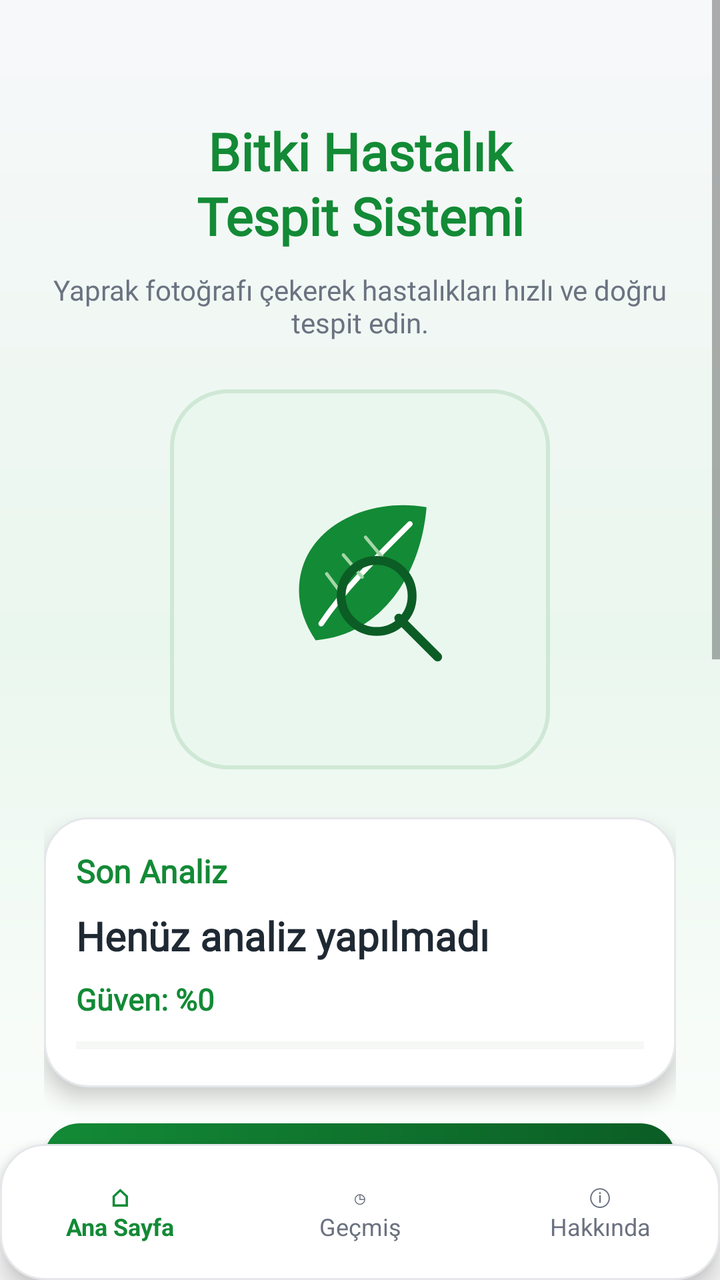
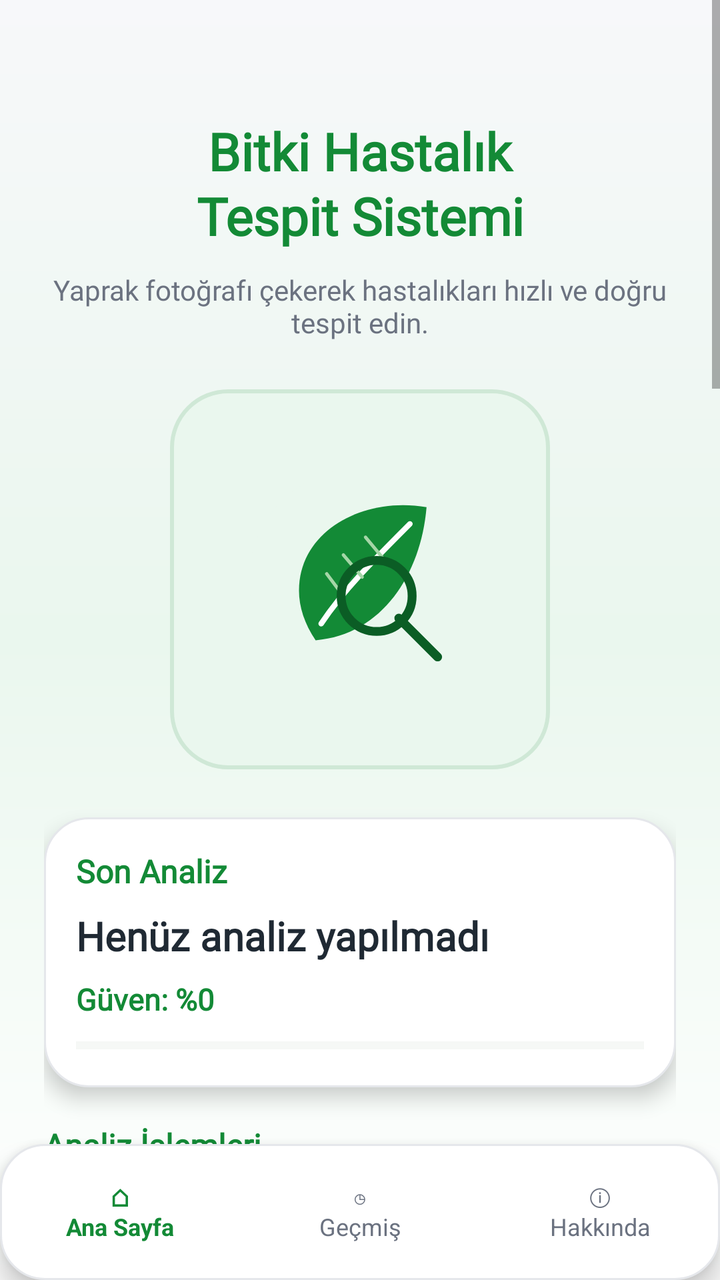

Screens rendered from an Android XML layout before and after an edit, with the pre-edit source and the edit as a unified diff.
<!-- AndroidManifest.xml: application theme AppTheme -->
<!-- res/layout/activity_main.xml -->
<?xml version="1.0" encoding="utf-8"?>
<LinearLayout xmlns:android="http://schemas.android.com/apk/res/android"
    android:layout_width="match_parent"
    android:layout_height="match_parent"
    android:orientation="vertical"
    android:background="@drawable/bg_app_gradient">

    <ScrollView
        android:layout_width="match_parent"
        android:layout_height="0dp"
        android:layout_weight="1"
        android:fillViewport="true">

        <LinearLayout
            android:layout_width="match_parent"
            android:layout_height="wrap_content"
            android:orientation="vertical"
            android:padding="22dp"
            android:gravity="center_horizontal">

            
            <TextView
                android:id="@+id/titleText"
                android:layout_width="match_parent"
                android:layout_height="wrap_content"
                android:text="Bitki Hastalık\nTespit Sistemi"
                android:textColor="#138A36"
                android:textSize="26sp"
                android:textStyle="bold"
                android:fontFamily="@font/opensans_bold"
                android:gravity="center"
                android:lineSpacingExtra="2dp"
                android:layout_marginTop="36dp" />

            <TextView
                android:id="@+id/subtitleText"
                android:layout_width="match_parent"
                android:layout_height="wrap_content"
                android:text="Yaprak fotoğrafı çekerek hastalıkları hızlı ve doğru tespit edin."
                android:textColor="#6B7280"
                android:textSize="14sp"
                android:fontFamily="@font/opensans_regular"
                android:gravity="center"
                android:layout_marginTop="10dp"
                android:layout_marginBottom="24dp" />

            
            <FrameLayout
                android:layout_width="190dp"
                android:layout_height="190dp"
                android:layout_marginBottom="24dp"
                android:background="@drawable/bg_image_box"
                android:padding="16dp">

                <ImageView
                    android:id="@+id/mPhotoImageView"
                    android:layout_width="match_parent"
                    android:layout_height="match_parent"
                    android:src="@drawable/ic_leaf_scan"
                    android:scaleType="centerInside"
                    android:adjustViewBounds="true"
                    android:background="@android:color/transparent"
                    android:padding="18dp" />

            </FrameLayout>

            
            <LinearLayout
                android:id="@+id/resultCard"
                android:layout_width="match_parent"
                android:layout_height="wrap_content"
                android:orientation="vertical"
                android:background="@drawable/bg_card_white"
                android:elevation="6dp"
                android:padding="16dp"
                android:layout_marginBottom="18dp">

                <TextView
                    android:layout_width="match_parent"
                    android:layout_height="wrap_content"
                    android:text="Son Analiz"
                    android:textColor="#138A36"
                    android:textSize="16sp"
                    android:textStyle="bold"
                    android:fontFamily="@font/opensans_bold" />

                <TextView
                    android:id="@+id/mResultTextView"
                    android:layout_width="match_parent"
                    android:layout_height="wrap_content"
                    android:text="Henüz analiz yapılmadı"
                    android:textColor="#1F2933"
                    android:textSize="20sp"
                    android:textStyle="bold"
                    android:fontFamily="@font/opensans_bold"
                    android:layout_marginTop="8dp" />

                <TextView
                    android:id="@+id/mResultTextView_2"
                    android:layout_width="match_parent"
                    android:layout_height="wrap_content"
                    android:text="Güven: %0"
                    android:textColor="#138A36"
                    android:textSize="15sp"
                    android:textStyle="bold"
                    android:fontFamily="@font/opensans_bold"
                    android:layout_marginTop="8dp" />

                <ProgressBar
                    android:id="@+id/confidenceBar"
                    style="?android:attr/progressBarStyleHorizontal"
                    android:layout_width="match_parent"
                    android:layout_height="10dp"
                    android:layout_marginTop="8dp"
                    android:max="100"
                    android:progress="0"
                    android:progressTint="#138A36"
                    android:progressBackgroundTint="#DDE5DD" />

                <ProgressBar
                    android:id="@+id/loadingBar"
                    android:layout_width="32dp"
                    android:layout_height="32dp"
                    android:layout_gravity="center_horizontal"
                    android:layout_marginTop="12dp"
                    android:visibility="gone" />

                <TextView
                    android:id="@+id/loadingText"
                    android:layout_width="match_parent"
                    android:layout_height="wrap_content"
                    android:text="Analiz ediliyor..."
                    android:textColor="#FF9800"
                    android:textSize="13sp"
                    android:fontFamily="@font/opensans_regular"
                    android:gravity="center"
                    android:layout_marginTop="6dp"
                    android:visibility="gone" />

                <TextView
                    android:id="@+id/warningText"
                    android:layout_width="match_parent"
                    android:layout_height="wrap_content"
                    android:text="⚠️ Yaprak algılanamadı. Lütfen net bir yaprak fotoğrafı seçin."
                    android:textColor="#C62828"
                    android:textSize="13sp"
                    android:textStyle="bold"
                    android:fontFamily="@font/opensans_bold"
                    android:layout_marginTop="8dp"
                    android:visibility="gone" />

            </LinearLayout>

            
            <Button
                android:id="@+id/mCameraButton"
                android:layout_width="match_parent"
                android:layout_height="54dp"
                android:text=" Fotoğraf Çek ve Analiz Et"
                android:textAllCaps="false"
                android:textColor="#FFFFFF"
                android:textSize="15sp"
                android:textStyle="bold"
                android:fontFamily="@font/opensans_bold"
                android:background="@drawable/bg_button_green"
                android:layout_marginBottom="12dp" />

            
            <Button
                android:id="@+id/mGalleryButton"
                android:layout_width="match_parent"
                android:layout_height="54dp"
                android:text=" Galeriden Seç ve Analiz Et"
                android:textAllCaps="false"
                android:textColor="#138A36"
                android:textSize="15sp"
                android:textStyle="bold"
                android:fontFamily="@font/opensans_bold"
                android:background="@drawable/bg_button_outline"
                android:layout_marginBottom="12dp" />

            
            <Button
                android:id="@+id/disease_info"
                android:layout_width="match_parent"
                android:layout_height="54dp"
                android:text="Hastalık Detaylarını Göster"
                android:textAllCaps="false"
                android:textColor="#138A36"
                android:textSize="15sp"
                android:textStyle="bold"
                android:fontFamily="@font/opensans_bold"
                android:background="@drawable/bg_button_outline"
                android:layout_marginBottom="12dp" />

            
            <Button
                android:id="@+id/historyButton"
                android:layout_width="match_parent"
                android:layout_height="54dp"
                android:text="Geçmiş Analizler"
                android:textAllCaps="false"
                android:textColor="#138A36"
                android:textSize="15sp"
                android:textStyle="bold"
                android:fontFamily="@font/opensans_bold"
                android:background="@drawable/bg_button_outline"
                android:layout_marginBottom="20dp" />

            
            <LinearLayout
                android:layout_width="match_parent"
                android:layout_height="wrap_content"
                android:orientation="vertical"
                android:background="@drawable/bg_card_green_light"
                android:elevation="3dp"
                android:padding="14dp"
                android:layout_marginBottom="24dp">

                <TextView
                    android:layout_width="match_parent"
                    android:layout_height="wrap_content"
                    android:text=" İpucu"
                    android:textColor="#138A36"
                    android:textSize="16sp"
                    android:textStyle="bold"
                    android:fontFamily="@font/opensans_bold" />

                <TextView
                    android:layout_width="match_parent"
                    android:layout_height="wrap_content"
                    android:text="Daha doğru sonuç için yaprağı yakın, net ve iyi ışık alan bir ortamda çek."
                    android:textColor="#365A3A"
                    android:textSize="13sp"
                    android:fontFamily="@font/opensans_regular"
                    android:layout_marginTop="6dp" />

            </LinearLayout>
            <Space
                android:layout_width="match_parent"
                android:layout_height="24dp" />

        </LinearLayout>
    </ScrollView>

    
    <LinearLayout
        android:id="@+id/bottomNav"
        android:layout_width="match_parent"
        android:layout_height="68dp"
        android:orientation="horizontal"
        android:gravity="center"
        android:background="@drawable/bg_card_white"
        android:elevation="8dp">

        <TextView
            android:id="@+id/navHome"
            android:layout_width="0dp"
            android:layout_height="match_parent"
            android:layout_weight="1"
            android:text="⌂\nAna Sayfa"
            android:textColor="#138A36"
            android:textSize="12sp"
            android:textStyle="bold"
            android:gravity="center" />

        <TextView
            android:id="@+id/navHistory"
            android:layout_width="0dp"
            android:layout_height="match_parent"
            android:layout_weight="1"
            android:text="◷\nGeçmiş"
            android:textColor="#6B7280"
            android:textSize="12sp"
            android:gravity="center" />

        <TextView
            android:id="@+id/navAbout"
            android:layout_width="0dp"
            android:layout_height="match_parent"
            android:layout_weight="1"
            android:text="ⓘ\nHakkında"
            android:textColor="#6B7280"
            android:textSize="12sp"
            android:gravity="center" />

    </LinearLayout>

</LinearLayout>
<!-- resources referenced by this layout -->
<resources>
  <!-- drawable bg_app_gradient (drawable) -->
  <?xml version="1.0" encoding="utf-8"?>
  <shape xmlns:android="http://schemas.android.com/apk/res/android">
      <gradient
          android:startColor="#F7F8FA"
          android:centerColor="#EAF7EE"
          android:endColor="#FFFFFF"
          android:angle="270" />
  </shape>
  <!-- drawable bg_button_green (drawable) -->
  <?xml version="1.0" encoding="utf-8"?>
  <shape xmlns:android="http://schemas.android.com/apk/res/android">
      <gradient
          android:startColor="#138A36"
          android:endColor="#0B5D25"
          android:angle="0" />
  
      <corners android:radius="18dp" />
  
      <padding
          android:left="12dp"
          android:right="12dp"
          android:top="8dp"
          android:bottom="8dp" />
  </shape>
  <!-- drawable bg_button_outline (drawable) -->
  <?xml version="1.0" encoding="utf-8"?>
  <shape xmlns:android="http://schemas.android.com/apk/res/android">
      <solid android:color="#FFFFFF" />
  
      <corners android:radius="18dp" />
  
      <stroke
          android:width="1dp"
          android:color="#138A36" />
  
      <padding
          android:left="12dp"
          android:right="12dp"
          android:top="8dp"
          android:bottom="8dp" />
  </shape>
  <!-- drawable bg_card_green_light (drawable) -->
  <?xml version="1.0" encoding="utf-8"?>
  <shape xmlns:android="http://schemas.android.com/apk/res/android">
      <solid android:color="#EAF7EE" />
  
      <corners android:radius="20dp" />
  
      <stroke
          android:width="1dp"
          android:color="#CFE8D6" />
  </shape>
  <!-- drawable bg_card_white (drawable) -->
  <?xml version="1.0" encoding="utf-8"?>
  <shape xmlns:android="http://schemas.android.com/apk/res/android">
      <solid android:color="#FFFFFF" />
  
      <corners android:radius="22dp" />
  
      <stroke
          android:width="1dp"
          android:color="#E5E7EB" />
  </shape>
  <!-- drawable bg_image_box (drawable) -->
  <?xml version="1.0" encoding="utf-8"?>
  <shape xmlns:android="http://schemas.android.com/apk/res/android">
      <solid android:color="#EAF7EE" />
  
      <corners android:radius="28dp" />
  
      <stroke
          android:width="2dp"
          android:color="#CFE8D6" />
  </shape>
  <!-- drawable ic_leaf_scan (drawable) -->
  <vector xmlns:android="http://schemas.android.com/apk/res/android"
      android:width="220dp"
      android:height="220dp"
      android:viewportWidth="220"
      android:viewportHeight="220">
  
      <path
          android:fillColor="#EAF7EE"
          android:pathData="M110,10a100,100 0,1 0,0.1 0z" />
  
      <path
          android:fillColor="#138A36"
          android:pathData="M55,120 C55,65 115,35 170,45 C165,105 130,160 70,165 C60,150 55,135 55,120 Z" />
  
      <path
          android:strokeColor="#FFFFFF"
          android:strokeWidth="5"
          android:strokeLineCap="round"
          android:fillColor="@android:color/transparent"
          android:pathData="M75,150 C95,120 120,95 155,60" />
  
      <path
          android:strokeColor="#A5D6A7"
          android:strokeWidth="3"
          android:strokeLineCap="round"
          android:fillColor="@android:color/transparent"
          android:pathData="M95,125 L80,105 M112,108 L95,88 M130,90 L115,72" />
  
      <path
          android:strokeColor="#0B5D25"
          android:strokeWidth="8"
          android:strokeLineCap="round"
          android:fillColor="@android:color/transparent"
          android:pathData="M145,145 L180,180" />
  
      <path
          android:strokeColor="#0B5D25"
          android:strokeWidth="8"
          android:fillColor="@android:color/transparent"
          android:pathData="M125,125 m-32,0 a32,32 0,1 0,64 0 a32,32 0,1 0,-64 0" />
  </vector>
  <style name="AppTheme" parent="Theme.AppCompat.Light.NoActionBar">
          
          <item name="colorPrimary">@color/colorPrimary</item>
          <item name="colorPrimaryDark">@color/colorPrimaryDark</item>
          <item name="colorAccent">@color/colorAccent</item>
      </style>
  <color name="colorPrimary">#008577</color>
  <color name="colorPrimaryDark">#00574B</color>
  <color name="colorAccent">#00e676</color>
</resources>

<!-- the commit's change to res/layout/activity_main.xml (unified diff, before → after) -->
@@ -141,7 +141,7 @@
                     android:id="@+id/warningText"
                     android:layout_width="match_parent"
                     android:layout_height="wrap_content"
-                    android:text="⚠️ Yaprak algılanamadı. Lütfen net bir yaprak fotoğrafı seçin."
+                    android:text="Yaprak algılanamadı. Lütfen net bir yaprak fotoğrafı seçin."
                     android:textColor="#C62828"
                     android:textSize="13sp"
                     android:textStyle="bold"
@@ -152,60 +152,231 @@
             </LinearLayout>
 
             
-            <Button
-                android:id="@+id/mCameraButton"
-                android:layout_width="match_parent"
-                android:layout_height="54dp"
-                android:text=" Fotoğraf Çek ve Analiz Et"
-                android:textAllCaps="false"
-                android:textColor="#FFFFFF"
-                android:textSize="15sp"
+            <TextView
+                android:layout_width="match_parent"
+                android:layout_height="wrap_content"
+                android:text="Analiz İşlemleri"
+                android:textColor="#138A36"
+                android:textSize="16sp"
                 android:textStyle="bold"
                 android:fontFamily="@font/opensans_bold"
-                android:background="@drawable/bg_button_green"
-                android:layout_marginBottom="12dp" />
-
-            
-            <Button
-                android:id="@+id/mGalleryButton"
-                android:layout_width="match_parent"
-                android:layout_height="54dp"
-                android:text=" Galeriden Seç ve Analiz Et"
-                android:textAllCaps="false"
+                android:layout_marginBottom="8dp" />
+
+            <LinearLayout
+                android:layout_width="match_parent"
+                android:layout_height="wrap_content"
+                android:orientation="vertical"
+                android:background="@drawable/bg_card_white"
+                android:elevation="3dp"
+                android:padding="14dp"
+                android:layout_marginBottom="18dp">
+
+                <Button
+                    android:id="@+id/mCameraButton"
+                    android:layout_width="match_parent"
+                    android:layout_height="54dp"
+                    android:text="Fotoğraf Çek ve Analiz Et"
+                    android:textAllCaps="false"
+                    android:textColor="#FFFFFF"
+                    android:textSize="15sp"
+                    android:textStyle="bold"
+                    android:fontFamily="@font/opensans_bold"
+                    android:background="@drawable/bg_button_green" />
+
+                <Button
+                    android:id="@+id/mGalleryButton"
+                    android:layout_width="match_parent"
+                    android:layout_height="54dp"
+                    android:text="Galeriden Seç ve Analiz Et"
+                    android:textAllCaps="false"
+                    android:textColor="#FFFFFF"
+                    android:textSize="15sp"
+                    android:textStyle="bold"
+                    android:fontFamily="@font/opensans_bold"
+                    android:background="@drawable/bg_button_green"
+                    android:layout_marginTop="12dp" />
+
+            </LinearLayout>
+
+            
+            <TextView
+                android:layout_width="match_parent"
+                android:layout_height="wrap_content"
+                android:text="Sonuç İşlemleri"
                 android:textColor="#138A36"
-                android:textSize="15sp"
+                android:textSize="16sp"
                 android:textStyle="bold"
                 android:fontFamily="@font/opensans_bold"
-                android:background="@drawable/bg_button_outline"
-                android:layout_marginBottom="12dp" />
-
-            
-            <Button
-                android:id="@+id/disease_info"
-                android:layout_width="match_parent"
-                android:layout_height="54dp"
-                android:text="Hastalık Detaylarını Göster"
-                android:textAllCaps="false"
+                android:layout_marginBottom="8dp" />
+
+            <LinearLayout
+                android:layout_width="match_parent"
+                android:layout_height="wrap_content"
+                android:orientation="vertical"
+                android:background="@drawable/bg_card_white"
+                android:elevation="3dp"
+                android:padding="14dp"
+                android:layout_marginBottom="18dp">
+
+                <Button
+                    android:id="@+id/disease_info"
+                    android:layout_width="match_parent"
+                    android:layout_height="52dp"
+                    android:text="Hastalık Detaylarını Göster"
+                    android:textAllCaps="false"
+                    android:textColor="#FFFFFF"
+                    android:textSize="15sp"
+                    android:textStyle="bold"
+                    android:fontFamily="@font/opensans_bold"
+                    android:background="@drawable/bg_button_green" />
+
+                <Button
+                    android:id="@+id/treatmentPlanButton"
+                    android:layout_width="match_parent"
+                    android:layout_height="52dp"
+                    android:layout_marginTop="12dp"
+                    android:background="@drawable/bg_button_green"
+                    android:text="Tedavi / Bakım Planı"
+                    android:textAllCaps="false"
+                    android:textColor="#FFFFFF"
+                    android:textSize="15sp"
+                    android:textStyle="bold"
+                    android:fontFamily="@font/opensans_bold" />
+
+                <Button
+                    android:id="@+id/productButton"
+                    android:layout_width="match_parent"
+                    android:layout_height="52dp"
+                    android:layout_marginTop="12dp"
+                    android:background="@drawable/bg_button_green"
+                    android:text="Ürün Önerilerini Göster"
+                    android:textAllCaps="false"
+                    android:textColor="#FFFFFF"
+                    android:textSize="15sp"
+                    android:textStyle="bold"
+                    android:fontFamily="@font/opensans_bold" />
+
+                <Button
+                    android:id="@+id/pdfReportButton"
+                    android:layout_width="match_parent"
+                    android:layout_height="52dp"
+                    android:layout_marginTop="12dp"
+                    android:background="@drawable/bg_button_green"
+                    android:text="PDF / Rapor Oluştur"
+                    android:textAllCaps="false"
+                    android:textColor="#FFFFFF"
+                    android:textSize="15sp"
+                    android:textStyle="bold"
+                    android:fontFamily="@font/opensans_bold" />
+
+            </LinearLayout>
+
+            
+            <TextView
+                android:layout_width="match_parent"
+                android:layout_height="wrap_content"
+                android:text="Takip İşlemleri"
                 android:textColor="#138A36"
-                android:textSize="15sp"
+                android:textSize="16sp"
                 android:textStyle="bold"
                 android:fontFamily="@font/opensans_bold"
-                android:background="@drawable/bg_button_outline"
-                android:layout_marginBottom="12dp" />
-
-            
-            <Button
-                android:id="@+id/historyButton"
-                android:layout_width="match_parent"
-                android:layout_height="54dp"
-                android:text="Geçmiş Analizler"
-                android:textAllCaps="false"
+                android:layout_marginBottom="8dp" />
+
+            <LinearLayout
+                android:layout_width="match_parent"
+                android:layout_height="wrap_content"
+                android:orientation="vertical"
+                android:background="@drawable/bg_card_white"
+                android:elevation="3dp"
+                android:padding="14dp"
+                android:layout_marginBottom="18dp">
+
+                <Button
+                    android:id="@+id/historyButton"
+                    android:layout_width="match_parent"
+                    android:layout_height="52dp"
+                    android:text="Geçmiş Analizler"
+                    android:textAllCaps="false"
+                    android:textColor="#FFFFFF"
+                    android:textSize="15sp"
+                    android:textStyle="bold"
+                    android:fontFamily="@font/opensans_bold"
+                    android:background="@drawable/bg_button_green" />
+
+                <Button
+                    android:id="@+id/myOrdersButton"
+                    android:layout_width="match_parent"
+                    android:layout_height="52dp"
+                    android:layout_marginTop="12dp"
+                    android:background="@drawable/bg_button_green"
+                    android:text="Sipariş Durumum"
+                    android:textAllCaps="false"
+                    android:textColor="#FFFFFF"
+                    android:textSize="15sp"
+                    android:textStyle="bold"
+                    android:fontFamily="@font/opensans_bold" />
+
+                <Button
+                    android:id="@+id/addDiseaseRecordButton"
+                    android:layout_width="match_parent"
+                    android:layout_height="52dp"
+                    android:layout_marginTop="12dp"
+                    android:background="@drawable/bg_button_green"
+                    android:text="Bölgesel Kayıt Oluştur"
+                    android:textAllCaps="false"
+                    android:textColor="#FFFFFF"
+                    android:textSize="15sp"
+                    android:textStyle="bold"
+                    android:fontFamily="@font/opensans_bold" />
+
+                <Button
+                    android:id="@+id/diseaseMapButton"
+                    android:layout_width="match_parent"
+                    android:layout_height="52dp"
+                    android:layout_marginTop="12dp"
+                    android:background="@drawable/bg_button_green"
+                    android:text="Hastalık Haritası / Bölgesel Kayıtlar"
+                    android:textAllCaps="false"
+                    android:textColor="#FFFFFF"
+                    android:textSize="15sp"
+                    android:textStyle="bold"
+                    android:fontFamily="@font/opensans_bold" />
+
+            </LinearLayout>
+
+            
+            <TextView
+                android:layout_width="match_parent"
+                android:layout_height="wrap_content"
+                android:text="Satıcılar"
                 android:textColor="#138A36"
-                android:textSize="15sp"
+                android:textSize="16sp"
                 android:textStyle="bold"
                 android:fontFamily="@font/opensans_bold"
-                android:background="@drawable/bg_button_outline"
-                android:layout_marginBottom="20dp" />
+                android:layout_marginBottom="8dp" />
+
+            <LinearLayout
+                android:layout_width="match_parent"
+                android:layout_height="wrap_content"
+                android:orientation="vertical"
+                android:background="@drawable/bg_card_white"
+                android:elevation="3dp"
+                android:padding="14dp"
+                android:layout_marginBottom="18dp">
+
+                <Button
+                    android:id="@+id/sellerListButton"
+                    android:layout_width="match_parent"
+                    android:layout_height="52dp"
+                    android:background="@drawable/bg_button_green"
+                    android:text="Satıcıları Gör"
+                    android:textAllCaps="false"
+                    android:textColor="#FFFFFF"
+                    android:textSize="15sp"
+                    android:textStyle="bold"
+                    android:fontFamily="@font/opensans_bold" />
+
+            </LinearLayout>
 
             
             <LinearLayout
@@ -220,7 +391,7 @@
                 <TextView
                     android:layout_width="match_parent"
                     android:layout_height="wrap_content"
-                    android:text=" İpucu"
+                    android:text="İpucu"
                     android:textColor="#138A36"
                     android:textSize="16sp"
                     android:textStyle="bold"
@@ -236,11 +407,13 @@
                     android:layout_marginTop="6dp" />
 
             </LinearLayout>
+
             <Space
                 android:layout_width="match_parent"
                 android:layout_height="24dp" />
 
         </LinearLayout>
+
     </ScrollView>
 
     
<!-- resource entries referenced after the edit -->
@@ -18,23 +18,6 @@
           android:angle="0" />
   
       <corners android:radius="18dp" />
-  
-      <padding
-          android:left="12dp"
-          android:right="12dp"
-          android:top="8dp"
-          android:bottom="8dp" />
-  </shape>
-  <!-- drawable bg_button_outline (drawable) -->
-  <?xml version="1.0" encoding="utf-8"?>
-  <shape xmlns:android="http://schemas.android.com/apk/res/android">
-      <solid android:color="#FFFFFF" />
-  
-      <corners android:radius="18dp" />
-  
-      <stroke
-          android:width="1dp"
-          android:color="#138A36" />
   
       <padding
           android:left="12dp"
